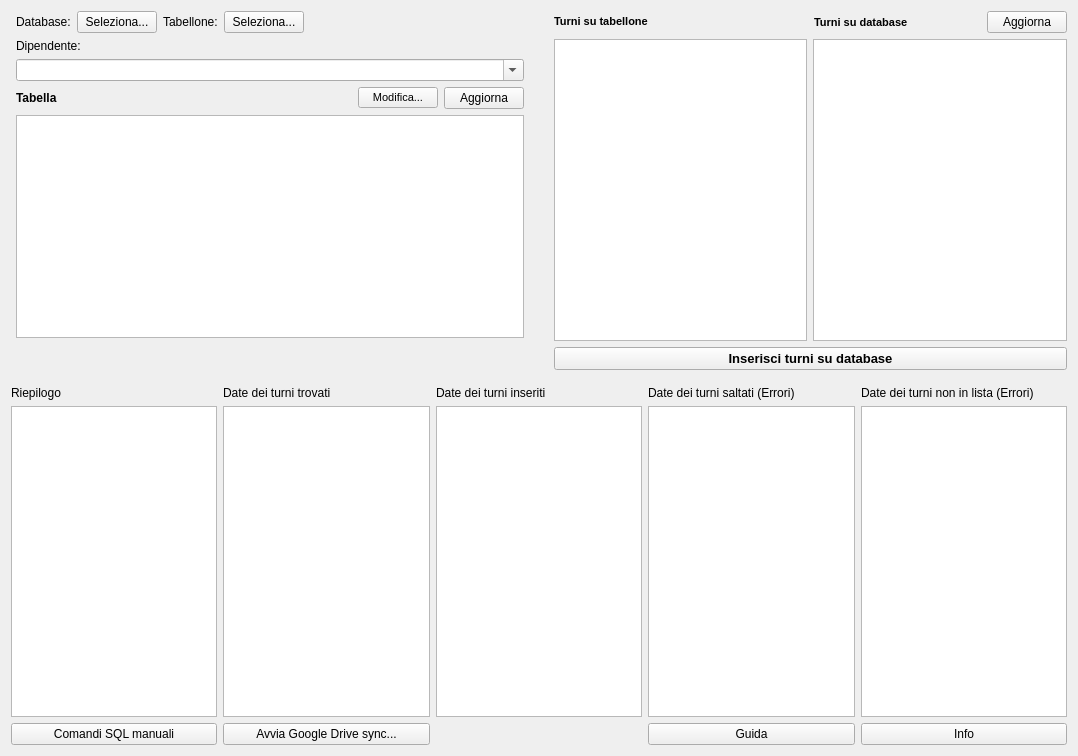
Grawa/WorkShiftsIntegrator, file AO.ui: the form before one commit.
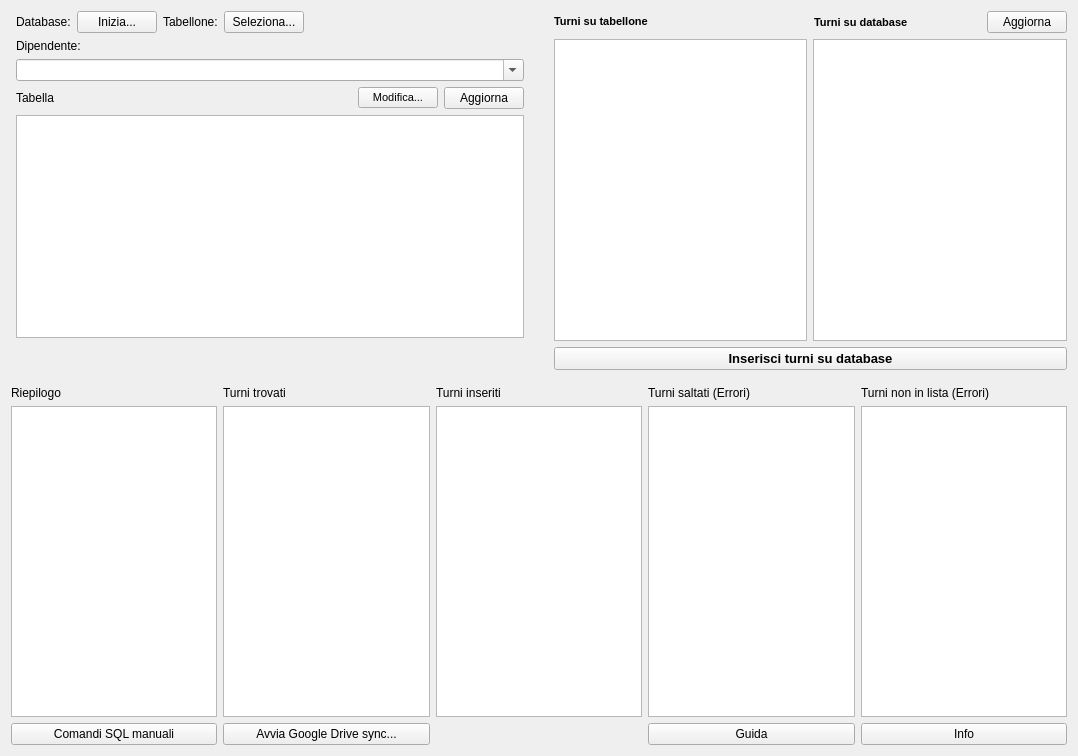
The form after the commit.

Commit message: creata procedura guidata

The edit to the form file:
```diff
--- a/AO.ui
+++ b/AO.ui
@@ -19,21 +19,21 @@
      <item row="0" column="3">
       <widget class="QLabel" name="label_8">
        <property name="text">
-        <string>Date dei turni saltati (Errori)</string>
+        <string>Turni saltati (Errori)</string>
        </property>
       </widget>
      </item>
      <item row="0" column="4">
       <widget class="QLabel" name="label_6">
        <property name="text">
-        <string>Date dei turni non in lista (Errori)</string>
+        <string>Turni non in lista (Errori)</string>
        </property>
       </widget>
      </item>
      <item row="0" column="2">
       <widget class="QLabel" name="label_9">
        <property name="text">
-        <string>Date dei turni inseriti</string>
+        <string>Turni inseriti</string>
        </property>
       </widget>
      </item>
@@ -43,7 +43,7 @@
      <item row="0" column="1">
       <widget class="QLabel" name="label_10">
        <property name="text">
-        <string>Date dei turni trovati</string>
+        <string>Turni trovati</string>
        </property>
       </widget>
      </item>
@@ -246,7 +246,7 @@
           </sizepolicy>
          </property>
          <property name="text">
-          <string>Seleziona...</string>
+          <string>Inizia...</string>
          </property>
         </widget>
        </item>
@@ -335,8 +335,8 @@
          </property>
          <property name="font">
           <font>
-           <weight>75</weight>
-           <bold>true</bold>
+           <weight>50</weight>
+           <bold>false</bold>
           </font>
          </property>
          <property name="text">
```
Left out of the diff: 28 changed lines with no effect on the pictures. The commit also changes 1 other file.
